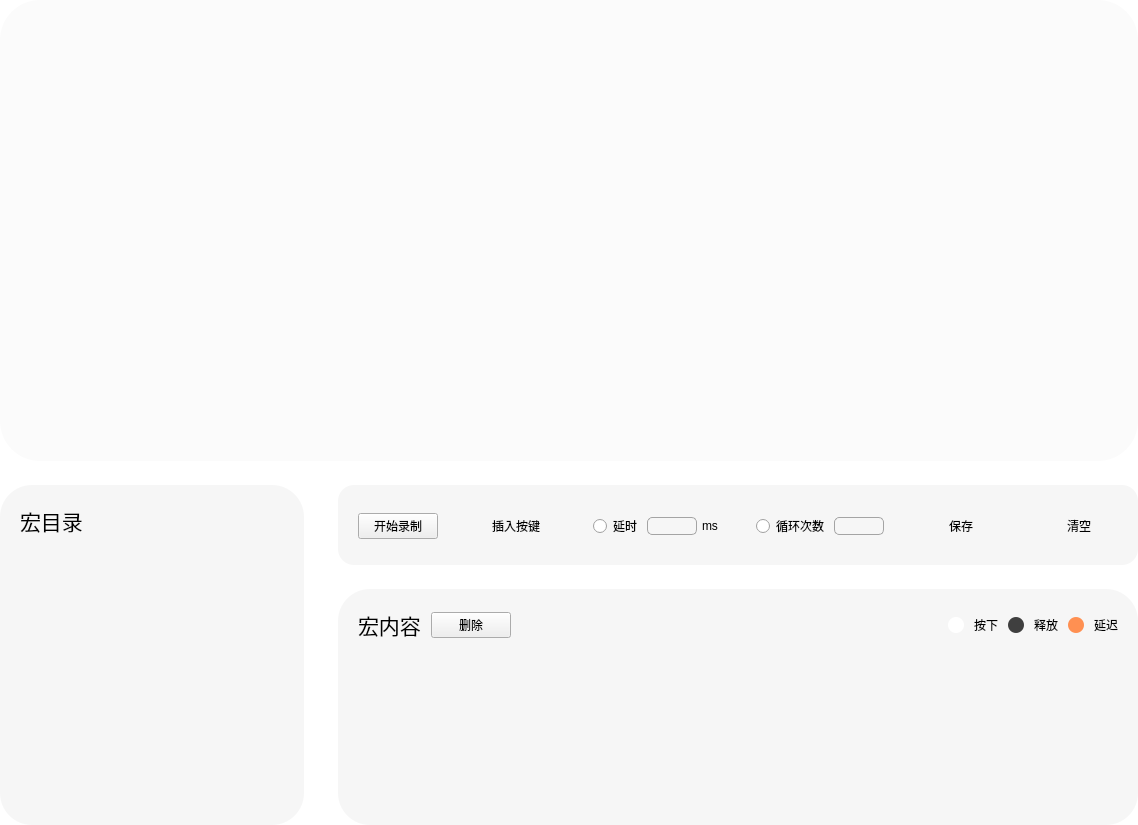
wlffeng2008/AKKOStdio, file FrameMacro.ui: the form before one commit.
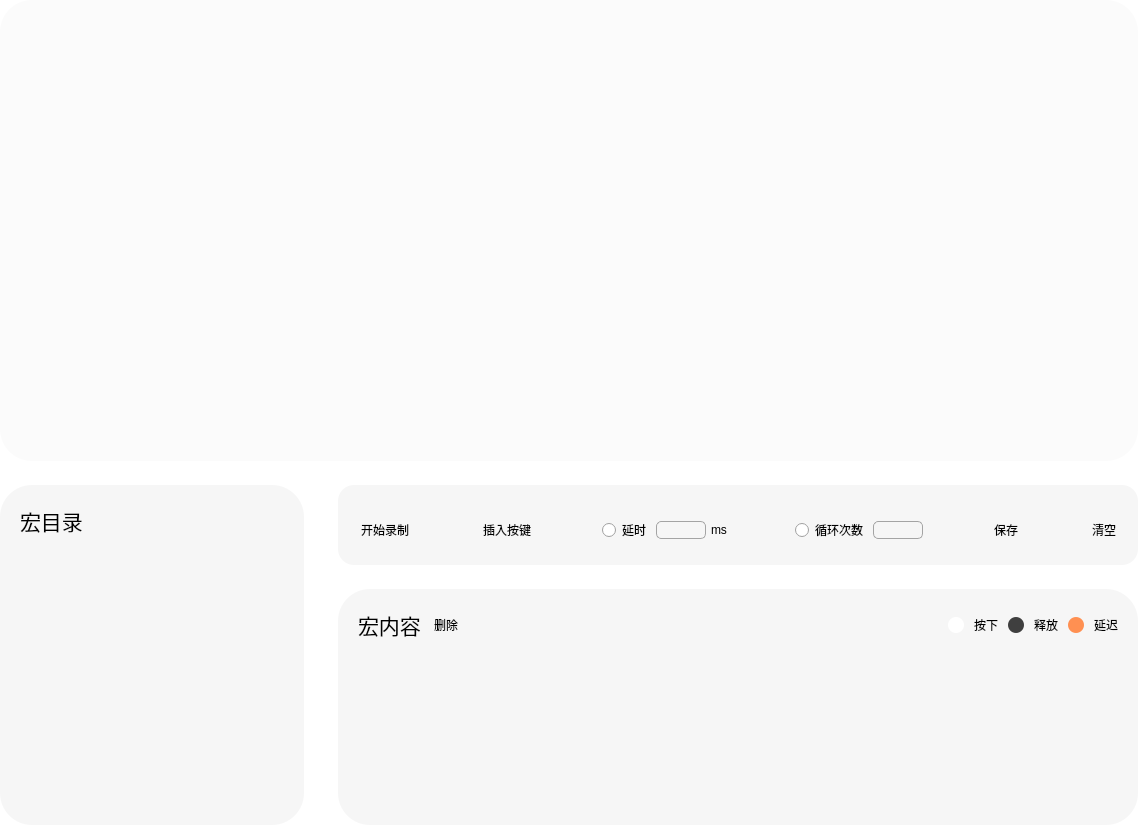
The form after the commit. Icons and pictures are not drawn. Custom widgets are drawn as their Qt base class.

Diff of the .ui file:
```diff
--- a/FrameMacro.ui
+++ b/FrameMacro.ui
@@ -14,7 +14,25 @@
    <string>Frame</string>
   </property>
   <property name="styleSheet">
-   <string notr="true">#FrameMacro,#frameB,#frameRight{background-color:#FFFFFF;border-radius:0px;}</string>
+   <string notr="true">#FrameMacro,#frameB,#frameRight{background-color:#FFFFFF;border-radius:0px;}
+QPushButton {
+            border: 1px solid transparent;
+            border-radius: 14px;
+            padding: 2px 2px;
+            color: black;
+            outline: none;
+            background-color: transparent;
+                min-width:24px;
+                max-width:100px;
+                min-height:24px;
+                font-size: 12px ;
+                font-weight: Regular ;
+                font-family: MiSans; }
+
+QPushButton:hover { background-color: #EAEAEA; border: 1px solid #EAEAEA;}
+QPushButton:pressed { background-color: #3F3F3F; }
+QPushButton:checked { background-color: #3F3F3F; color: white; }
+QPushButton:disabled { background-color: #EAEAEA; color: #8C8C8C; }</string>
   </property>
   <layout class="QVBoxLayout" name="verticalLayout" stretch="1,0">
    <property name="spacing">
@@ -41,7 +59,7 @@
       </size>
      </property>
      <property name="styleSheet">
-      <string notr="true">QFrame{background-color: #FBFBFB;border-radius:40px;}</string>
+      <string notr="true">QFrame{background-color: #FBFBFB;border-radius:32px;}</string>
      </property>
      <property name="frameShape">
       <enum>QFrame::Shape::StyledPanel</enum>
@@ -228,7 +246,7 @@
               <x>0</x>
               <y>0</y>
               <width>264</width>
-              <height>264</height>
+              <height>262</height>
              </rect>
             </property>
             <layout class="QVBoxLayout" name="verticalLayout_3"/>
@@ -285,7 +303,7 @@
               <x>20</x>
               <y>20</y>
               <width>761</width>
-              <height>42</height>
+              <height>50</height>
              </rect>
             </property>
             <layout class="QHBoxLayout" name="horizontalLayout_3">
@@ -717,7 +735,7 @@
                  <x>0</x>
                  <y>0</y>
                  <width>760</width>
-                 <height>162</height>
+                 <height>160</height>
                 </rect>
                </property>
                <layout class="QHBoxLayout" name="horizontalLayout_5">
```
